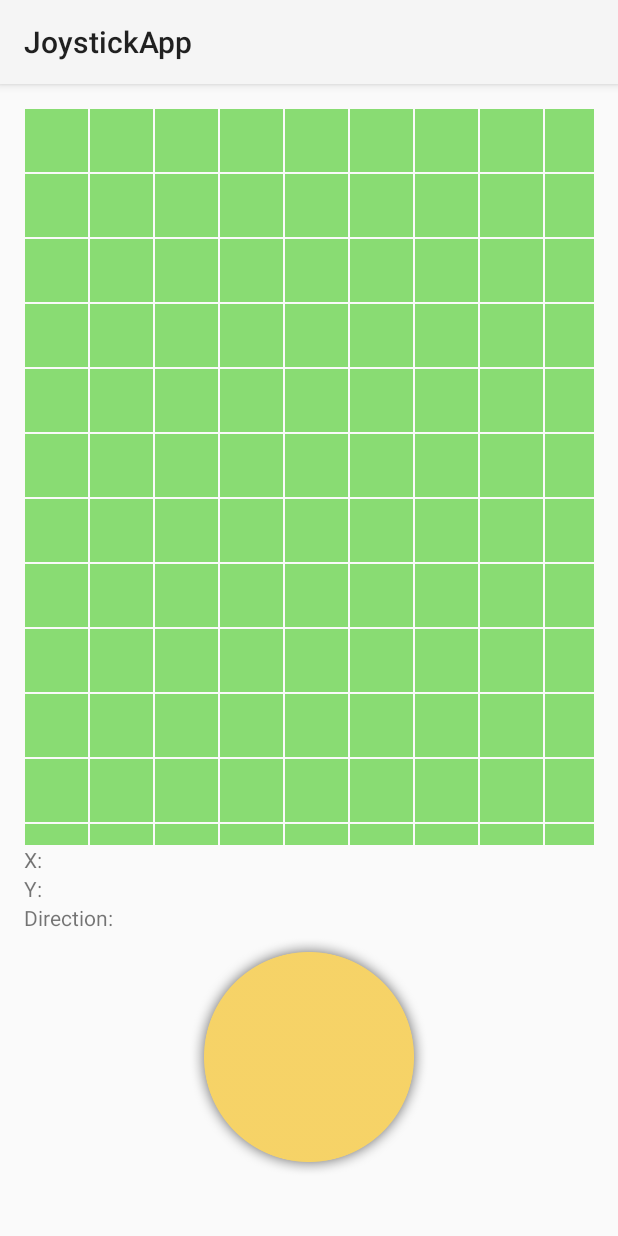
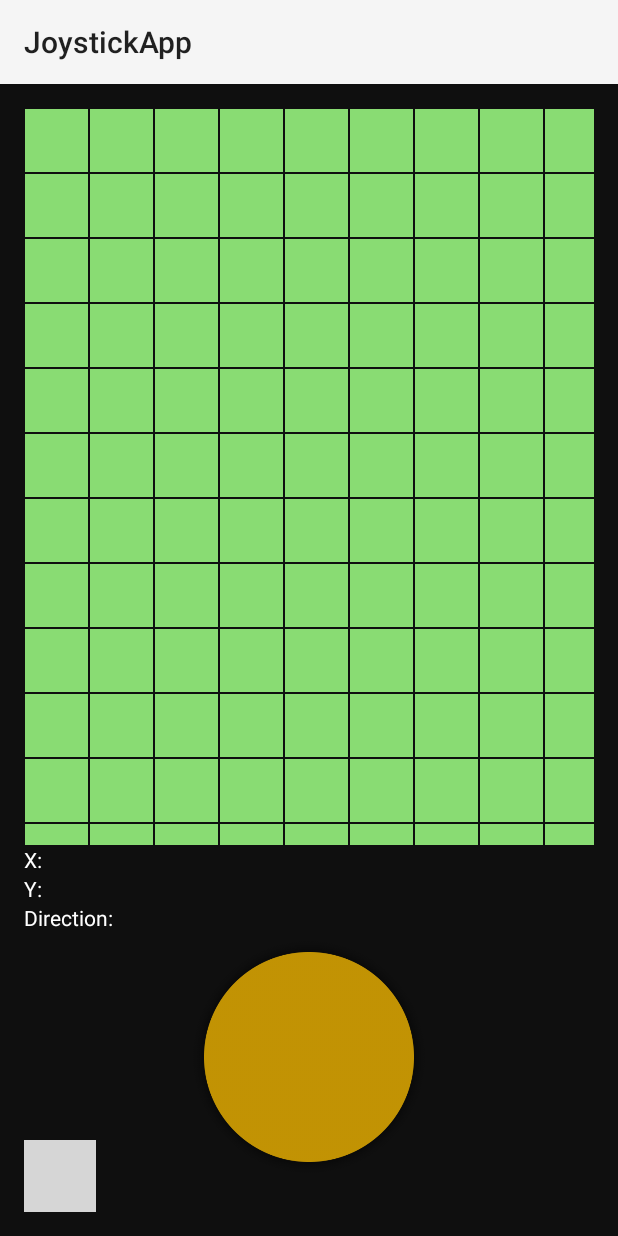
Before and after one commit to SwaggKorp/Projet-Java, an Android app: the screen it shows after launch (MainActivity), on a phone screen of 412 x 824 dp. Run offline under Robolectric (Android 15) with nearby library versions, the phone set to English and light mode, and no system bars; grey boxes are pictures that could not be loaded.

Commit message:
Reset button and rudimentary menu added. No thought to design yet!

```diff
--- a/app/src/main/java/com/henryturp/joystickapp/Block.java
+++ b/app/src/main/java/com/henryturp/joystickapp/Block.java
@@ -18,7 +18,10 @@ public class Block extends View {
     private int wallColour = Color.rgb(136,102,57);
     private int side;
 
-    private int blockState = 0;
+    public static final int STATE_FIELD = 0;
+    public static final int STATE_WALL = 1;
+
+    private int blockState = STATE_FIELD;
 
     public Block(Context context, int side){
         super(context);
@@ -52,6 +55,7 @@ public class Block extends View {
 
     public void setState(int state){
         blockState = state;
+        invalidate();
     }
     public int getState(){
         return blockState;
--- a/app/src/main/java/com/henryturp/joystickapp/GameGrid.java
+++ b/app/src/main/java/com/henryturp/joystickapp/GameGrid.java
@@ -77,4 +77,13 @@ public class GameGrid {
         });
 
     }
+
+    public void resetGrid(){
+        for(int i = 0; i<columns; i++){
+            for(int j = 0; j<rows; j++){
+                if(blocks.get(i).get(j).getState() == Block.STATE_WALL)
+                    blocks.get(i).get(j).setState(Block.STATE_FIELD);
+            }
+        }
+    }
 }
--- a/app/src/main/java/com/henryturp/joystickapp/MainActivity.java
+++ b/app/src/main/java/com/henryturp/joystickapp/MainActivity.java
@@ -1,10 +1,14 @@
 package com.henryturp.joystickapp;
 
 import android.app.Activity;
+import android.graphics.Color;
+import android.media.Image;
 import android.os.Bundle;
 import android.view.MotionEvent;
 import android.view.View;
+import android.widget.Button;
 import android.widget.GridLayout;
+import android.widget.ImageView;
 import android.widget.RelativeLayout;
 import android.widget.TextView;
 
@@ -13,15 +17,18 @@ import android.widget.TextView;
 public class MainActivity extends Activity {
 
     RelativeLayout joystickLayout;
+    RelativeLayout menuLayout;
     GridLayout gameGridLayout;
     TextView textViewX, textViewY, textViewDirection;
-
+    ImageView menu_button;
+    Button resetButton;
 
 
     @Override
     protected void onCreate(Bundle savedInstanceState) {
         super.onCreate(savedInstanceState);
         setContentView(R.layout.activity_main);
+        findViewById(R.id.main_layout).setBackgroundColor(Color.rgb(15, 15, 15));
 
         joystickLayout = (RelativeLayout) findViewById(R.id.layout_joystick);
         gameGridLayout = (GridLayout) findViewById(R.id.layout_grid);
@@ -29,17 +36,20 @@ public class MainActivity extends Activity {
         textViewX = (TextView) findViewById(R.id.textViewX);
         textViewY = (TextView) findViewById(R.id.textViewY);
         textViewDirection = (TextView) findViewById(R.id.textViewDirection);
+        menuLayout = (RelativeLayout) findViewById(R.id.menuLayout);
+        menu_button = (ImageView) findViewById(R.id.menu_icon);
+        resetButton = (Button) findViewById(R.id.resetButton);
 
         final Joystick joystick = new Joystick(getApplicationContext(),joystickLayout,R.drawable.image_button);
         joystick.setMinDistance(80);
         joystick.setOffset(50);
-        joystick.setLayoutAlpha(150);
-        joystick.setStickAlpha(100);
+        joystick.setLayoutAlpha(200);
+        joystick.setStickAlpha(150);
         joystick.setStickSize(100,100);
         joystick.setLayoutSize(250,250);
 
 
-        GameGrid gamegrid = new GameGrid(getApplicationContext(),gameGridLayout,0,15,984);
+        final GameGrid gameGrid = new GameGrid(getApplicationContext(),gameGridLayout,0,15,984);
 
         joystickLayout.setOnTouchListener(new View.OnTouchListener() {
             @Override
@@ -66,6 +76,25 @@ public class MainActivity extends Activity {
                 return true;
             }
         });
+
+        menu_button.setOnTouchListener(new View.OnTouchListener() {
+            @Override
+            public boolean onTouch(View v, MotionEvent event) {
+                if(event.getAction() == MotionEvent.ACTION_DOWN) {
+                    if (menuLayout.getVisibility() == View.VISIBLE)
+                        menuLayout.setVisibility(View.INVISIBLE);
+                    else menuLayout.setVisibility(View.VISIBLE);
+                }
+                return true;
+            }
+        });
+
+        resetButton.setOnClickListener(new View.OnClickListener() {
+            @Override
+            public void onClick(View v) {
+                gameGrid.resetGrid();
+            }
+        });
     }
 
 
--- a/app/src/main/res/layout/activity_main.xml
+++ b/app/src/main/res/layout/activity_main.xml
@@ -23,17 +23,20 @@
         android:layout_height="wrap_content"
         android:layout_width="wrap_content"
         android:layout_above="@+id/textViewY"
+        android:textColor="#ffffff"
         android:text="X: " />
 
     <TextView android:id="@+id/textViewY"
         android:layout_height="wrap_content"
         android:layout_width="wrap_content"
+        android:textColor="#ffffff"
         android:layout_above="@+id/textViewDirection"
         android:text="Y: "/>
 
     <TextView android:id="@+id/textViewDirection"
         android:layout_height="wrap_content"
         android:layout_width="wrap_content"
+        android:textColor="#ffffff"
         android:layout_above="@+id/layout_joystick"
         android:text="Direction: " />
 
@@ -55,5 +58,30 @@
     </RelativeLayout>
 
 
+    <ImageView
+        android:id="@+id/menu_icon"
+        android:layout_width="48dp"
+        android:layout_height="48dp"
+        android:layout_alignParentBottom="true"
+        android:layout_alignParentLeft="true"
+        android:clickable="true"
+        android:background="@drawable/icon_42544_smaller_inverted"/>
+
+    <RelativeLayout
+        android:id="@+id/menuLayout"
+        android:layout_width="wrap_content"
+        android:layout_height="wrap_content"
+        android:visibility="invisible"
+        android:layout_centerInParent="true" >
+
+        <Button
+            android:id="@+id/resetButton"
+            android:layout_width="wrap_content"
+            android:layout_height="wrap_content"
+            android:layout_centerHorizontal="true"
+            android:background="@android:drawable/btn_default"
+            android:text="Reset!"/>
+
+    </RelativeLayout>
 
 </RelativeLayout>
```
